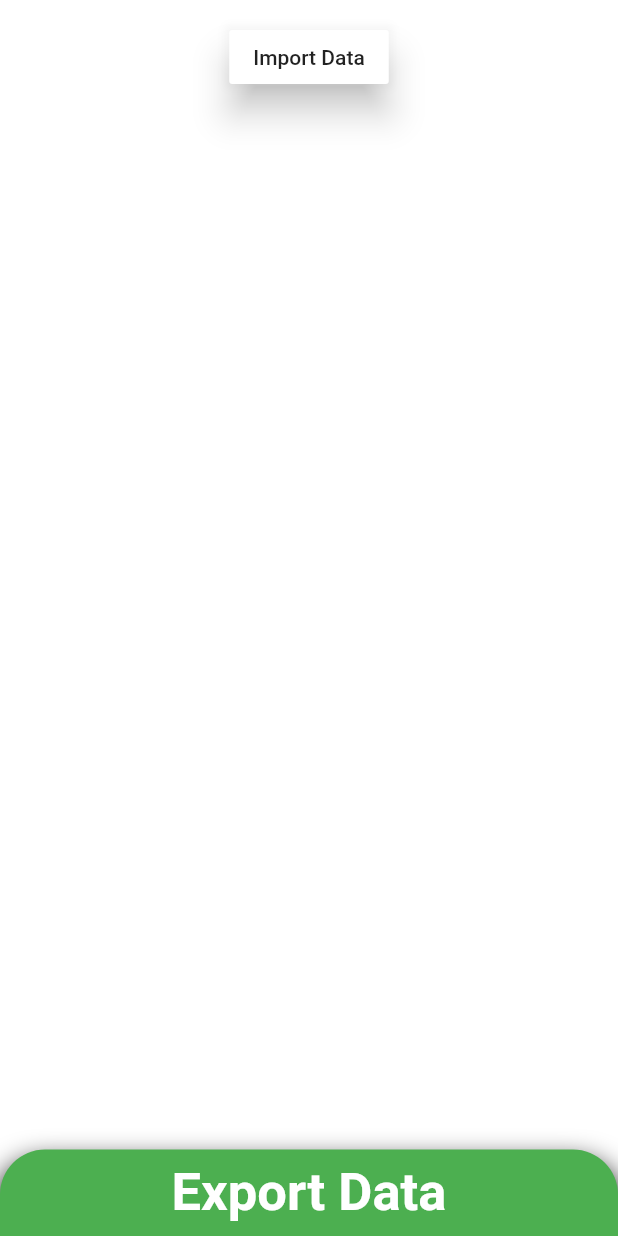
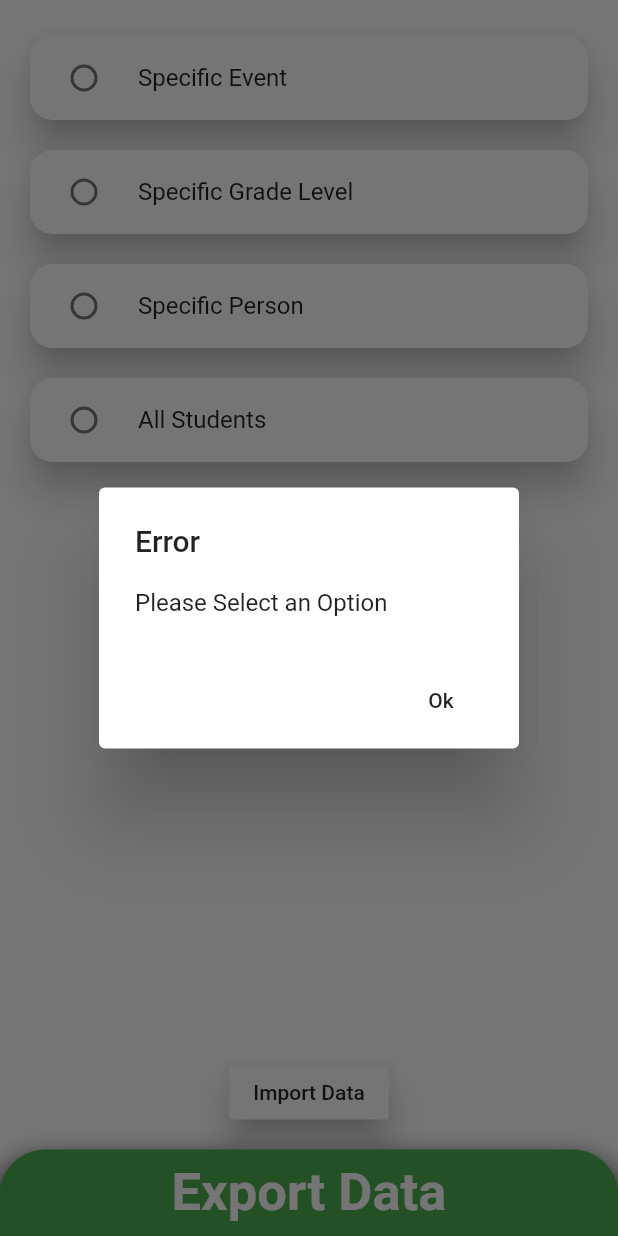
Before and after one commit to Dbono-dev/SicklesNHS, a Flutter app: the ExportDataPage screen opened directly, after a tap on "Export Data", on a phone screen of 412 x 824 dp. Run offline on Flutter 3.47's test engine with Material 2 defaults, Android fonts, the phone set to English and light mode, and no system bars; our stand-ins replace cloud_firestore, date_format, firebase_auth, firebase_database, firebase_storage, image_picker and 4 more; missing offline and left inert: barcode_scan, flutter_rounded_date_picker, mailer; accounts and stored records are empty.

Commit message:
Another commit

```diff
--- a/lib/adminSide/export_data.dart
+++ b/lib/adminSide/export_data.dart
@@ -9,10 +9,23 @@ import 'dart:convert' as convert;
 import 'package:http/http.dart' as http;
 import 'dart:convert';
 
-class ExportDataPage extends StatelessWidget {
+enum ExportDataOptions {specificEvent, specificClass, specificPerson, allStudents}
+
+class ExportDataPage extends StatefulWidget {
+  @override
+  _ExportDataPageState createState() => _ExportDataPageState();
+}
+
+class _ExportDataPageState extends State<ExportDataPage> {
   Future getPosts() async {
     var firestore = Firestore.instance;
     QuerySnapshot qn = await firestore.collection("members").getDocuments();
+    return qn.documents;
+  }
+
+  Future getEvents() async {
+    var firestore = Firestore.instance;
+    QuerySnapshot qn = await firestore.collection("events").getDocuments();
     return qn.documents;
   }
 
@@ -37,9 +50,9 @@ class ExportDataPage extends StatelessWidget {
     String uid = await AuthService().createImportedUser(emailAddress, "password");
     var resultTwo = await DatabaseService(uid: uid).updateUserData(firstName, lastName, studentNum, grade, uid, permissions);
     var resultThree = await AuthService().logout();
-
   }
 
+  ExportDataOptions _choice;
 
   @override
   Widget build(BuildContext context) {
@@ -50,6 +63,67 @@ class ExportDataPage extends StatelessWidget {
         children: <Widget> [
           TopHalfViewStudentsPage(),
           Padding(padding: EdgeInsets.all(7),),
+          Card(
+            elevation: 10,
+            margin: EdgeInsets.fromLTRB(20, 10, 20, 10),
+            shape: RoundedRectangleBorder(borderRadius: BorderRadius.circular(15)),
+            child: RadioListTile<ExportDataOptions>(
+              title: Text("Specific Event"),
+              value: ExportDataOptions.specificEvent,
+              groupValue: _choice,
+              onChanged: (ExportDataOptions value) {
+                setState(() {
+                  _choice = value;
+                });
+              }
+            ),
+          ),
+          Card(
+            elevation: 10,
+            margin: EdgeInsets.fromLTRB(20, 10, 20, 10),
+            shape: RoundedRectangleBorder(borderRadius: BorderRadius.circular(15)),
+            child: RadioListTile<ExportDataOptions>(
+              title: Text("Specific Grade Level"),
+              value: ExportDataOptions.specificClass,
+              groupValue: _choice,
+              onChanged: (ExportDataOptions value) {
+                setState(() {
+                  _choice = value;
+                });
+              }
+            ),
+          ),
+          Card(
+            elevation: 10,
+            margin: EdgeInsets.fromLTRB(20, 10, 20, 10),
+            shape: RoundedRectangleBorder(borderRadius: BorderRadius.circular(15)),
+            child: RadioListTile<ExportDataOptions>(
+              title: Text("Specific Person"),
+              value: ExportDataOptions.specificPerson,
+              groupValue: _choice,
+              onChanged: (ExportDataOptions value) {
+                setState(() {
+                  _choice = value;
+                });
+              }
+            ),
+          ),
+          Card(
+            elevation: 10,
+            margin: EdgeInsets.fromLTRB(20, 10, 20, 10),
+            shape: RoundedRectangleBorder(borderRadius: BorderRadius.circular(15)),
+            child: RadioListTile<ExportDataOptions>(
+              title: Text("All Students"),
+              value: ExportDataOptions.allStudents,
+              groupValue: _choice,
+              onChanged: (ExportDataOptions value) {
+                setState(() {
+                  _choice = value;
+                });
+              }
+            ),
+          ),
+          Spacer(),
           RaisedButton(
             elevation: 10,
             color: Colors.white,
@@ -58,16 +132,8 @@ class ExportDataPage extends StatelessWidget {
             },
             child: Text("Import Data"),
           ),
-          Spacer(),
-          Container(
-            child: FutureBuilder(
-              future: getPosts(),
-              builder: (_, snapshot) {
-                if(snapshot.connectionState == ConnectionState.waiting) {
-                  return CircularProgressIndicator();
-                }
-                else {
-                  return Material(
+          Padding(padding: EdgeInsets.all(7)),
+          Material(
             type: MaterialType.transparency,
             child: Container(
             height: SizeConfig.blockSizeVertical * 7,
@@ -96,10 +162,13 @@ class ExportDataPage extends StatelessWidget {
                         fontWeight: FontWeight.bold,
                         color: Colors.white
                       )),
-                              onPressed: () async {
-                                for(int i = 0; i < snapshot.data.length; i++) {
-                                  await _submitForm(snapshot.data[i]);
+                      onPressed: ()  {
+                        showDialog(
+                          context: context,
+                          builder: (BuildContext context) {
+                            return exportDataDialog(_choice);
                           }
+                        );
                       }
                     );
                   },
@@ -107,15 +176,100 @@ class ExportDataPage extends StatelessWidget {
               ],
             ),
           ),
-                  );
-                }
-              },
-            ),
           )
         ]
       ),
     );
   }
+
+  Widget exportDataDialog(ExportDataOptions choice) {
+    if(choice == ExportDataOptions.allStudents) {
+      return AlertDialog(
+        title: Text("Confirmation!"),
+        content: Text("Are you sure you would like to export all students data?"),
+        actions: <Widget>[
+          FlatButton(
+            onPressed: () {
+              Navigator.of(context).pop();
+            },
+            child: Text("Cancel")
+          ),
+          FlatButton(
+            onPressed: () {
+
+            },
+            child: Text("Confirm")
+          )
+        ],
+      );
+    }
+    else if (choice == ExportDataOptions.specificEvent) {
+      return Container(
+        height: SizeConfig.blockSizeVertical * 45,
+        child: AlertDialog(
+          title: Text("Please Choose One!"),
+          content: Container(
+            child: FutureBuilder(
+              future: getEvents(),
+              builder: (_, snapshot) {
+                if(snapshot.hasData) {
+                  List<Widget> theEvents = new List<Widget> ();
+                  for(int i = 0; i < snapshot.data.length; i++) {
+                    theEvents.add(
+                      ListTile(
+                        title: Text(snapshot.data[i].data['title']),
+                      )
+                    );
+                  }
+                  return Container(
+                    height: SizeConfig.blockSizeVertical * 45,
+                    width: SizeConfig.blockSizeHorizontal * 75,
+                    child: ListView(
+                      children: theEvents,
+                    ),
+                  );
+                }
+                else {
+                  return CircularProgressIndicator(
+                    value: SizeConfig.blockSizeVertical * 45,
+                  );
+                }
+              }
+            ),
+          ),
+          actions: <Widget>[
+            FlatButton(
+              onPressed: () {
+                Navigator.of(context).pop();
+              },
+              child: Text("Back")
+            )
+          ],
+        ),
+      );
+    }
+    else if (choice == ExportDataOptions.specificClass) {
+
+    }
+    else if (choice == ExportDataOptions.specificPerson) {
+
+    }
+    else {
+      return AlertDialog(
+        title: Text("Error"),
+        content: Text("Please Select an Option"),
+        actions: <Widget>[
+          FlatButton(
+            onPressed: () {
+              Navigator.of(context).pop();
+            },
+            child: Text("Ok")
+          )
+        ],
+      );
+    }
+  }
+
 
   Future _submitForm(DocumentSnapshot snapshot) async {
 
```
Also changed, not shown: lib/home_page.dart (+11 -3 lines), 1 other file. Lines whose indentation alone changed are shown as unchanged.
